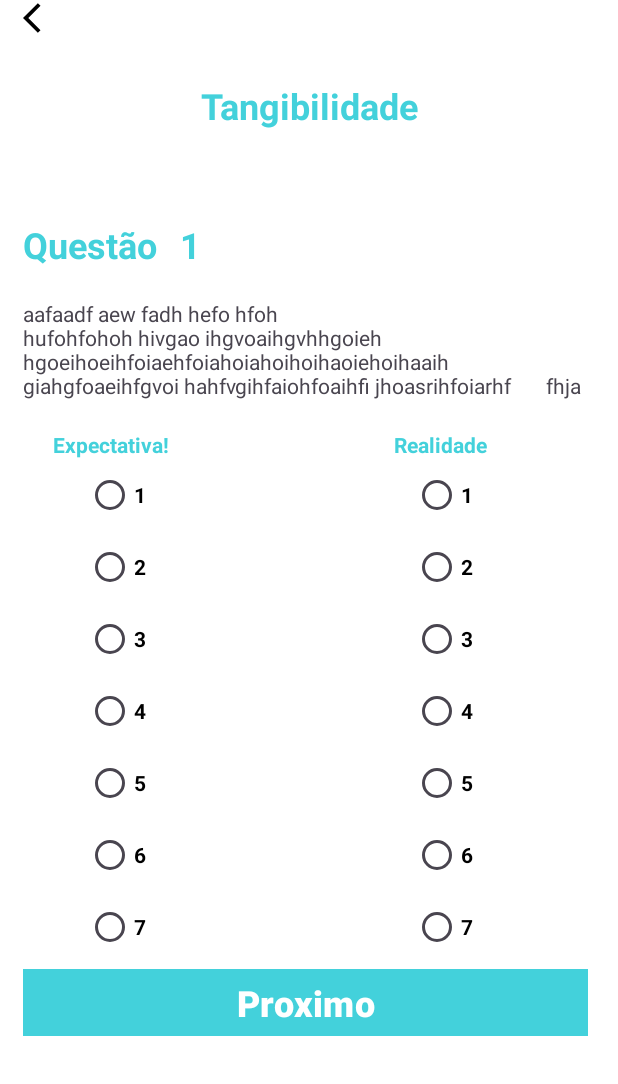
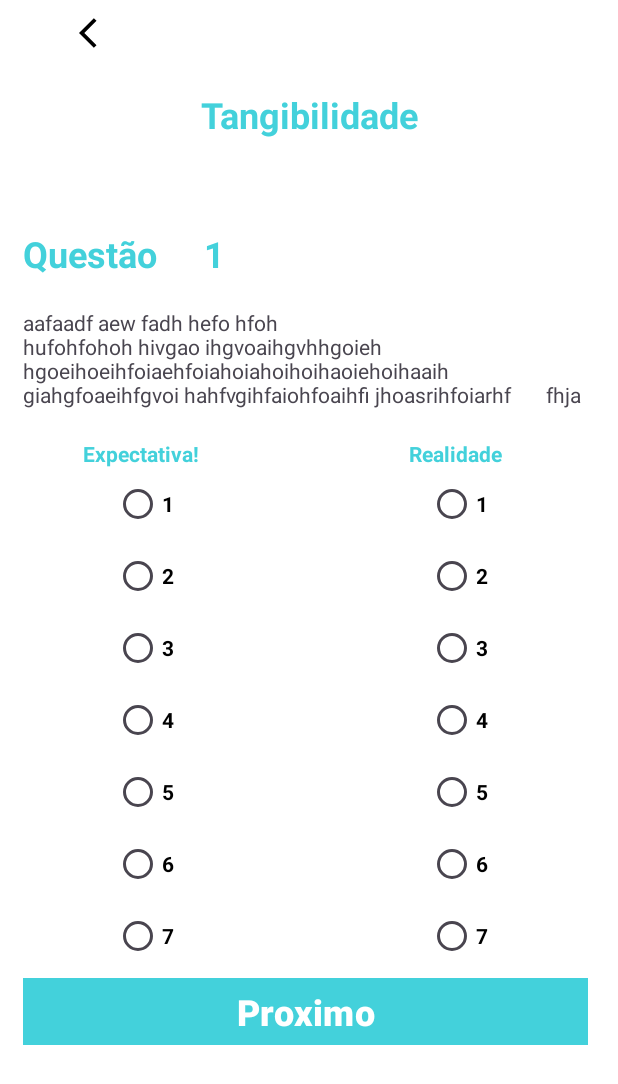
Before and after one commit to WMK7/IF_Forms, an Android app: the Questionario screen opened directly, with no data from a screen before it, on a phone screen of 412 x 824 dp. Shown: the top 1084 px of the screen. Run offline under Robolectric (Android 15) with nearby library versions, the phone set to English and light mode, and no system bars.

Commit message:
tela questão funcionando por enquanto sem programação

```diff
--- a/app/src/main/AndroidManifest.xml
+++ b/app/src/main/AndroidManifest.xml
@@ -12,6 +12,9 @@
         android:supportsRtl="true"
         android:theme="@style/Theme.AnaliseDeSatisfacaoIFForms"
         tools:targetApi="31">
+        <activity
+            android:name=".teste"
+            android:exported="false" />
         <activity
             android:name=".TelaApresentaca"
             android:exported="false" />
--- a/app/src/main/java/com/example/analisedesatisfacaoifforms/TelaLogin.kt
+++ b/app/src/main/java/com/example/analisedesatisfacaoifforms/TelaLogin.kt
@@ -3,6 +3,7 @@ package com.example.analisedesatisfacaoifforms
 import android.content.Intent
 import android.os.Bundle
 import android.widget.EditText
+import android.widget.Toast
 import androidx.appcompat.app.AppCompatActivity
 import com.example.analisedesatisfacaoifforms.databinding.ActivityTelaLoginBinding
 
@@ -11,15 +12,16 @@ class TelaLogin : AppCompatActivity() {
 
     override fun onCreate(savedInstanceState: Bundle?) {
 
-        val email =findViewById<EditText>(R.id.editTextEmailLogin)
-        val senha =findViewById<EditText>(R.id.editTextSenhaLogin)
+        super.onCreate(savedInstanceState)
+        binding = ActivityTelaLoginBinding.inflate(layoutInflater)
+        setContentView(binding.root)
+
+        val email = findViewById<EditText>(R.id.editTextEmailLogin)
+        val senha = findViewById<EditText>(R.id.editTextSenhaLogin)
         val especEmail = "mk@gmail.com"
         val especSenha = "123456"
 
 
-        super.onCreate(savedInstanceState)
-        binding = ActivityTelaLoginBinding.inflate(layoutInflater)
-        setContentView(binding.root)
         binding.voltarLogin.setOnClickListener {
             val intent = Intent(this, TelaCriarContaMainActivity::class.java)
             startActivity(intent)
@@ -33,7 +35,10 @@ class TelaLogin : AppCompatActivity() {
             if(email.text.toString() == especEmail && senha.text.toString() == especSenha){
                 val intent = Intent(this, Questionario::class.java)
                 startActivity(intent)
+            }else{
+                Toast.makeText(this, "Email ou senha incorretos", Toast.LENGTH_SHORT).show()
             }
+
         }
 
 
--- a/app/src/main/res/layout/activity_questionario.xml
+++ b/app/src/main/res/layout/activity_questionario.xml
@@ -1,12 +1,11 @@
 <?xml version="1.0" encoding="utf-8"?>
-<LinearLayout xmlns:android="http://schemas.android.com/apk/res/android"
+<androidx.constraintlayout.widget.ConstraintLayout xmlns:android="http://schemas.android.com/apk/res/android"
     xmlns:app="http://schemas.android.com/apk/res-auto"
     xmlns:tools="http://schemas.android.com/tools"
     android:id="@+id/main"
+    android:background="@color/white"
     android:layout_width="match_parent"
     android:layout_height="match_parent"
-    android:background="@color/white"
-    android:orientation="vertical"
     tools:context=".Questionario">
 
     <ImageView
@@ -14,325 +13,254 @@
         android:layout_width="wrap_content"
         android:layout_height="wrap_content"
         android:layout_marginStart="15dp"
+        android:layout_marginTop="10dp"
+        app:layout_constraintEnd_toEndOf="parent"
+        app:layout_constraintHorizontal_bias="0.1"
+        app:layout_constraintStart_toStartOf="parent"
+        app:layout_constraintTop_toTopOf="parent"
         app:srcCompat="@drawable/voltar" />
 
     <TextView
         android:id="@+id/textView12"
         android:layout_width="match_parent"
         android:layout_height="wrap_content"
+        android:layout_marginTop="60dp"
         android:gravity="center"
+        android:text="Tangibilidade"
+        android:textColor="@color/AzulBotao"
         android:textSize="24dp"
         android:textStyle="bold"
-        android:textColor="@color/AzulBotao"
-        android:layout_marginTop="30dp"
-        android:text="Tangibilidade" />
+        app:layout_constraintEnd_toEndOf="parent"
+        app:layout_constraintStart_toStartOf="parent"
+        app:layout_constraintTop_toTopOf="parent" />
 
-
-
-    <LinearLayout
-        android:layout_width="match_parent"
-        android:layout_height="wrap_content"
-        android:orientation="horizontal">
 
     <TextView
         android:id="@+id/textView99"
         android:layout_width="wrap_content"
         android:layout_height="wrap_content"
+        android:layout_marginStart="15dp"
         android:layout_marginTop="60dp"
-            android:layout_marginStart="15dp"
+        android:text="Questão"
         android:textColor="@color/AzulBotao"
         android:textSize="24dp"
         android:textStyle="bold"
-            android:text="Questão" />
+        app:layout_constraintEnd_toEndOf="parent"
+        app:layout_constraintHorizontal_bias="0.0"
+        app:layout_constraintStart_toStartOf="parent"
+        app:layout_constraintTop_toBottomOf="@+id/textView12" />
 
     <TextView
         android:id="@+id/textView98"
         android:layout_width="wrap_content"
         android:layout_height="wrap_content"
+        android:layout_marginStart="15dp"
         android:layout_marginTop="60dp"
-            android:layout_marginStart="15dp"
+        android:layout_weight="1"
+        android:text="1"
         android:textColor="@color/AzulBotao"
         android:textSize="24dp"
-            android:layout_marginEnd="20dp"
         android:textStyle="bold"
-            android:layout_weight="1"
-            android:text="1" />
-    </LinearLayout>
+        app:layout_constraintEnd_toEndOf="parent"
+        app:layout_constraintHorizontal_bias="0.058"
+        app:layout_constraintStart_toEndOf="@+id/textView99"
+        app:layout_constraintTop_toBottomOf="@+id/textView12" />
 
     <TextView
         android:id="@+id/textView19"
         android:layout_width="match_parent"
         android:layout_height="wrap_content"
+        android:layout_marginStart="15dp"
         android:layout_marginTop="20dp"
-        android:layout_marginStart="15dp"
         android:layout_marginEnd="20dp"
-        android:text="aafaadf aew fadh hefo hfoh hufohfohoh hivgao ihgvoaihgvhhgoieh hgoeihoeihfoiaehfoiahoiahoihoihaoiehoihaaih giahgfoaeihfgvoi hahfvgihfaiohfoaihfi jhoasrihfoiarhf       fhja" />
+        android:text="aafaadf aew fadh hefo hfoh hufohfohoh hivgao ihgvoaihgvhhgoieh hgoeihoeihfoiaehfoiahoiahoihoihaoiehoihaaih giahgfoaeihfgvoi hahfvgihfaiohfoaihfi jhoasrihfoiarhf       fhja"
+        app:layout_constraintEnd_toEndOf="parent"
+        app:layout_constraintStart_toStartOf="parent"
+        app:layout_constraintTop_toBottomOf="@+id/textView98" />
 
     <LinearLayout
+        android:id="@+id/linearLayout"
         android:layout_width="match_parent"
         android:layout_height="wrap_content"
-        android:orientation="horizontal">
+        android:orientation="horizontal"
+        app:layout_constraintEnd_toEndOf="parent"
+        app:layout_constraintStart_toStartOf="parent"
+        app:layout_constraintTop_toBottomOf="@+id/textView19">
 
         <TextView
             android:id="@+id/textView20"
             android:layout_width="wrap_content"
             android:layout_height="wrap_content"
+            android:layout_marginStart="55dp"
             android:layout_marginTop="20dp"
-            android:layout_marginStart="35dp"
+            android:text="Expectativa!"
             android:textColor="@color/AzulBotao"
-            android:textStyle="bold"
-            android:text="Expectativa!" />
+            android:textStyle="bold" />
 
         <TextView
             android:id="@+id/textView21"
             android:layout_width="wrap_content"
             android:layout_height="wrap_content"
+            android:layout_marginStart="140dp"
             android:layout_marginTop="20dp"
-            android:layout_marginStart="150dp"
+            android:text="Realidade"
             android:textColor="@color/AzulBotao"
-            android:textStyle="bold"
-            android:text="Realidade" />
+            android:textStyle="bold" />
     </LinearLayout>
 
-    <LinearLayout
+    <androidx.constraintlayout.widget.Guideline
+        android:id="@+id/guideline2"
+        android:layout_width="wrap_content"
+        android:layout_height="wrap_content"
+        android:orientation="vertical"
+        app:layout_constraintGuide_percent="0.5" />
+
+    <RadioGroup
+        android:id="@+id/radioGroup2"
+        android:layout_width="wrap_content"
+        android:layout_height="wrap_content"
+        app:layout_constraintEnd_toStartOf="@+id/guideline2"
+        app:layout_constraintHorizontal_bias="0.48"
+        app:layout_constraintStart_toStartOf="parent"
+        app:layout_constraintTop_toBottomOf="@+id/linearLayout">
+
+        <RadioButton
+            android:id="@+id/radioButton13"
             android:layout_width="match_parent"
             android:layout_height="wrap_content"
-        android:orientation="vertical">
-
-        <LinearLayout
-            android:layout_width="match_parent"
-            android:layout_height="wrap_content"
-            android:orientation="horizontal">
-
-            <RadioButton
-                android:id="@+id/rd1Expc"
-                android:layout_width="wrap_content"
-                android:layout_height="wrap_content"
-                android:layout_marginStart="57dp"
             android:text="1"
             android:textColor="@color/black"
             android:textStyle="bold" />
 
         <RadioButton
-                android:id="@+id/rd1Real"
+            android:id="@+id/radioButton12"
+            android:layout_width="match_parent"
+            android:layout_height="wrap_content"
+            android:text="2"
+            android:textColor="@color/black"
+            android:textStyle="bold" />
+
+        <RadioButton
+            android:id="@+id/radioButton11"
+            android:layout_width="match_parent"
+            android:layout_height="wrap_content"
+            android:text="3"
+            android:textColor="@color/black"
+            android:textStyle="bold" />
+
+        <RadioButton
+            android:id="@+id/radioButton10"
+            android:layout_width="match_parent"
+            android:layout_height="wrap_content"
+            android:text="4"
+            android:textColor="@color/black"
+            android:textStyle="bold" />
+
+        <RadioButton
+            android:id="@+id/radioButton9"
+            android:layout_width="match_parent"
+            android:layout_height="wrap_content"
+            android:text="5"
+            android:textColor="@color/black"
+            android:textStyle="bold" />
+
+        <RadioButton
+            android:id="@+id/radioButton8"
+            android:layout_width="match_parent"
+            android:layout_height="wrap_content"
+            android:text="6"
+            android:textColor="@color/black"
+            android:textStyle="bold" />
+
+        <RadioButton
+            android:id="@+id/radioButton21"
+            android:layout_width="match_parent"
+            android:layout_height="wrap_content"
+            android:text="7"
+            android:textColor="@color/black"
+            android:textStyle="bold" />
+    </RadioGroup>
+
+    <RadioGroup
+        android:id="@+id/radioGroup"
         android:layout_width="wrap_content"
         android:layout_height="wrap_content"
-                android:layout_marginStart="170dp"
-                android:layout_marginEnd="20dp"
-                android:textColor="@color/black"
-                android:textStyle="bold"
-                android:text="1" />
-        </LinearLayout>
+        app:layout_constraintEnd_toEndOf="parent"
+        app:layout_constraintStart_toStartOf="@+id/guideline2"
+        app:layout_constraintTop_toBottomOf="@+id/linearLayout">
 
-        <LinearLayout
+        <RadioButton
+            android:id="@+id/radioButton22"
             android:layout_width="match_parent"
             android:layout_height="wrap_content"
-            android:orientation="vertical"></LinearLayout>
+            android:text="1"
+            android:textColor="@color/black"
+            android:textStyle="bold" />
 
-        <LinearLayout
+        <RadioButton
+            android:id="@+id/radioButton20"
             android:layout_width="match_parent"
             android:layout_height="wrap_content"
-            android:orientation="horizontal">
+            android:text="2"
+            android:textColor="@color/black"
+            android:textStyle="bold" />
 
         <RadioButton
-                android:id="@+id/rd2Expec"
-                android:layout_width="wrap_content"
+            android:id="@+id/radioButton19"
+            android:layout_width="match_parent"
             android:layout_height="wrap_content"
-                android:layout_marginStart="57dp"
-                android:textStyle="bold"
+            android:text="3"
             android:textColor="@color/black"
-                android:text="2" />
+            android:textStyle="bold" />
 
         <RadioButton
-                android:id="@+id/rd2Real"
-                android:layout_width="wrap_content"
-                android:layout_height="wrap_content"
-                android:layout_marginStart="170dp"
-                android:layout_marginEnd="20dp"
-                android:textColor="@color/black"
-                android:textStyle="bold"
-                android:text="2" />
-        </LinearLayout>
-
-        <LinearLayout
+            android:id="@+id/radioButton18"
             android:layout_width="match_parent"
             android:layout_height="wrap_content"
-            android:orientation="vertical"></LinearLayout>
+            android:text="4"
+            android:textColor="@color/black"
+            android:textStyle="bold" />
 
-        <LinearLayout
+        <RadioButton
+            android:id="@+id/radioButton15"
             android:layout_width="match_parent"
             android:layout_height="wrap_content"
-            android:orientation="horizontal">
+            android:text="5"
+            android:textColor="@color/black"
+            android:textStyle="bold" />
 
         <RadioButton
-                android:id="@+id/rd3Expec"
-                android:layout_width="wrap_content"
+            android:id="@+id/radioButton16"
+            android:layout_width="match_parent"
             android:layout_height="wrap_content"
-                android:layout_marginStart="57dp"
-                android:textStyle="bold"
+            android:text="6"
             android:textColor="@color/black"
-                android:text="3" />
+            android:textStyle="bold" />
 
         <RadioButton
-                android:id="@+id/rd3Real"
-                android:layout_width="wrap_content"
-                android:layout_height="wrap_content"
-                android:layout_marginStart="170dp"
-                android:layout_marginEnd="20dp"
-                android:textColor="@color/black"
-                android:textStyle="bold"
-                android:text="3" />
-        </LinearLayout>
-
-        <LinearLayout
+            android:id="@+id/radioButton17"
             android:layout_width="match_parent"
             android:layout_height="wrap_content"
-            android:orientation="vertical"></LinearLayout>
-
-        <LinearLayout
-            android:layout_width="match_parent"
-            android:layout_height="wrap_content"
-            android:orientation="horizontal">
-
-            <RadioButton
-                android:id="@+id/rd4Expec"
-                android:layout_width="wrap_content"
-                android:layout_height="wrap_content"
-                android:layout_marginStart="57dp"
-                android:textStyle="bold"
+            android:text="7"
             android:textColor="@color/black"
-                android:text="4" />
-
-            <RadioButton
-                android:id="@+id/rd4Real"
-                android:layout_width="wrap_content"
-                android:layout_height="wrap_content"
-                android:layout_marginStart="170dp"
-                android:layout_marginEnd="20dp"
-                android:textColor="@color/black"
-                android:textStyle="bold"
-                android:text="4" />
-        </LinearLayout>
-
-        <LinearLayout
-            android:layout_width="match_parent"
-            android:layout_height="wrap_content"
-            android:orientation="vertical"></LinearLayout>
-
-    </LinearLayout>
-
-    <LinearLayout
-        android:layout_width="match_parent"
-        android:layout_height="match_parent"
-        android:orientation="vertical">
-
-        <LinearLayout
-            android:layout_width="match_parent"
-            android:layout_height="wrap_content"
-            android:orientation="horizontal"></LinearLayout>
-
-        <LinearLayout
-            android:layout_width="match_parent"
-            android:layout_height="match_parent"
-            android:orientation="vertical">
-
-            <LinearLayout
-                android:layout_width="match_parent"
-                android:layout_height="wrap_content"
-                android:orientation="horizontal">
-
-                <RadioButton
-                    android:id="@+id/rd5Expec"
-                    android:layout_width="wrap_content"
-                    android:layout_height="wrap_content"
-                    android:layout_marginStart="57dp"
-                    android:textStyle="bold"
-                    android:textColor="@color/black"
-                    android:text="5" />
-
-                <RadioButton
-                    android:id="@+id/rd5Real"
-                    android:layout_width="wrap_content"
-                    android:layout_height="wrap_content"
-                    android:layout_marginStart="170dp"
-                    android:layout_marginEnd="20dp"
-                    android:textColor="@color/black"
-                    android:textStyle="bold"
-                    android:text="5" />
-            </LinearLayout>
-
-            <LinearLayout
-                android:layout_width="match_parent"
-                android:layout_height="wrap_content"
-                android:orientation="vertical"></LinearLayout>
-
-            <LinearLayout
-                android:layout_width="match_parent"
-                android:layout_height="wrap_content"
-                android:orientation="horizontal">
-
-                <RadioButton
-                    android:id="@+id/rd6Expec"
-                    android:layout_width="wrap_content"
-                    android:layout_height="wrap_content"
-                    android:layout_marginStart="57dp"
-                    android:textStyle="bold"
-                    android:textColor="@color/black"
-                    android:text="6" />
-
-                <RadioButton
-                    android:id="@+id/rd6Real"
-                    android:layout_width="wrap_content"
-                    android:layout_height="wrap_content"
-                    android:layout_marginStart="170dp"
-                    android:layout_marginEnd="20dp"
-                    android:textColor="@color/black"
-                    android:textStyle="bold"
-                    android:text="6" />
-            </LinearLayout>
-
-            <LinearLayout
-                android:layout_width="match_parent"
-                android:layout_height="wrap_content"
-                android:orientation="vertical"></LinearLayout>
-
-            <LinearLayout
-                android:layout_width="match_parent"
-                android:layout_height="wrap_content"
-                android:orientation="horizontal">
-
-                <RadioButton
-                    android:id="@+id/rd7Expec"
-                    android:layout_width="wrap_content"
-                    android:layout_height="wrap_content"
-                    android:layout_marginStart="57dp"
-                    android:textStyle="bold"
-                    android:textColor="@color/black"
-                    android:text="7" />
-
-                <RadioButton
-                    android:id="@+id/rd7Real"
-                    android:layout_width="wrap_content"
-                    android:layout_height="wrap_content"
-                    android:layout_marginStart="170dp"
-                    android:layout_marginEnd="20dp"
-                    android:textColor="@color/black"
-                    android:textStyle="bold"
-                    android:text="7" />
-            </LinearLayout>
+            android:textStyle="bold" />
+    </RadioGroup>
 
     <Button
         android:id="@+id/button"
         android:layout_width="match_parent"
         android:layout_height="wrap_content"
-                android:backgroundTint="@color/AzulBotao"
         android:layout_marginStart="15dp"
         android:layout_marginEnd="20dp"
-                android:textStyle="bold"
+        android:backgroundTint="@color/AzulBotao"
+        android:text="Proximo"
         android:textColor="@color/white"
         android:textSize="24dp"
-                android:text="Proximo"
-                app:cornerRadius="0dp"/>
-        </LinearLayout>
-    </LinearLayout>
-</LinearLayout>
+        android:textStyle="bold"
+        app:cornerRadius="0dp"
+        app:layout_constraintEnd_toEndOf="parent"
+        app:layout_constraintStart_toStartOf="parent"
+        app:layout_constraintTop_toBottomOf="@+id/radioGroup2" />
+
+
+</androidx.constraintlayout.widget.ConstraintLayout>
```
Lines whose indentation alone changed are shown as unchanged.
